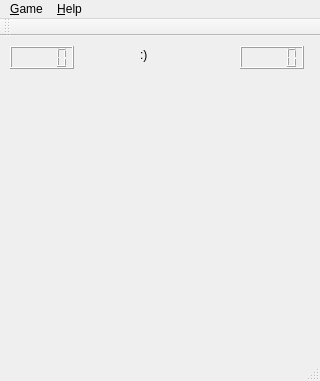
Old version of the form Minesweeper/mainwindow.ui in the repository JalPaca/Minesweeper.
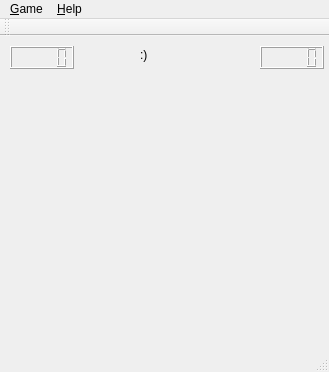
New version of the form.

The edit to the form file:
```diff
--- a/Minesweeper/mainwindow.ui
+++ b/Minesweeper/mainwindow.ui
@@ -6,8 +6,8 @@
    <rect>
     <x>0</x>
     <y>0</y>
-    <width>320</width>
-    <height>381</height>
+    <width>329</width>
+    <height>372</height>
    </rect>
   </property>
   <property name="windowTitle">
@@ -60,7 +60,7 @@
    <widget class="QLCDNumber" name="lcdNumber_2">
     <property name="geometry">
      <rect>
-      <x>240</x>
+      <x>260</x>
       <y>10</y>
       <width>64</width>
       <height>23</height>
@@ -73,7 +73,7 @@
     <rect>
      <x>0</x>
      <y>0</y>
-     <width>320</width>
+     <width>329</width>
      <height>23</height>
     </rect>
    </property>
```
